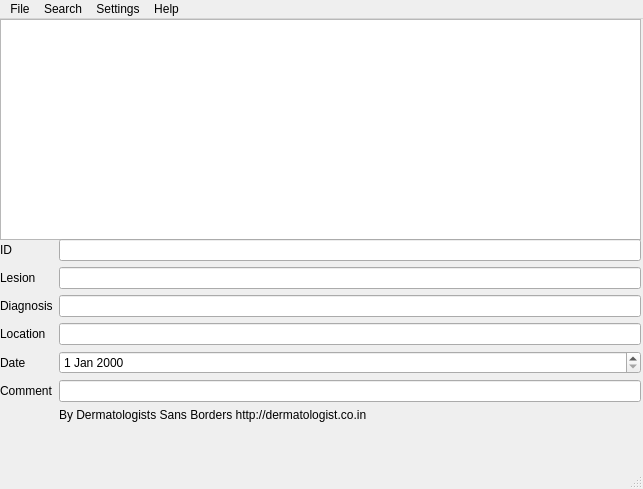
Above: DITagger/windows.ui from dermatologist/dermatology-image-tagger before the change. Below: the same form after it.
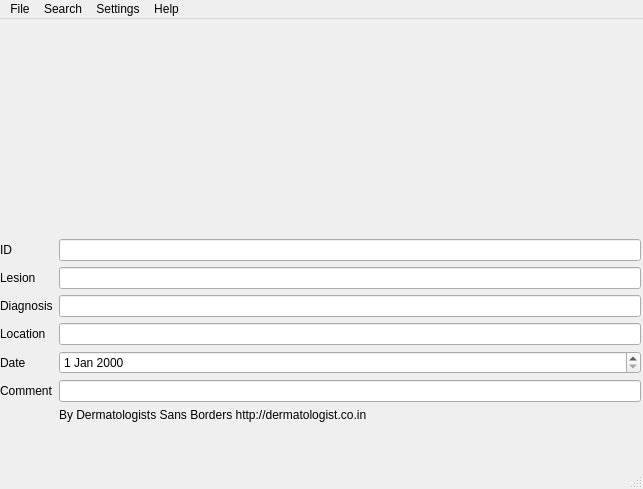
That is the form after the change. The open tabs and pages were chosen to show the change.

Commit message: before date change

```diff
--- a/DITagger/windows.ui
+++ b/DITagger/windows.ui
@@ -41,7 +41,11 @@
          </property>
          <layout class="QVBoxLayout" name="verticalLayout_2">
           <item>
-           <widget class="QGraphicsView" name="pictureView"/>
+           <widget class="QLabel" name="pictureViewLbl">
+            <property name="text">
+             <string/>
+            </property>
+           </widget>
           </item>
          </layout>
         </widget>
```
Left out of the diff: 2 changed lines with no effect on the pictures. The commit also changes 2 other files.
